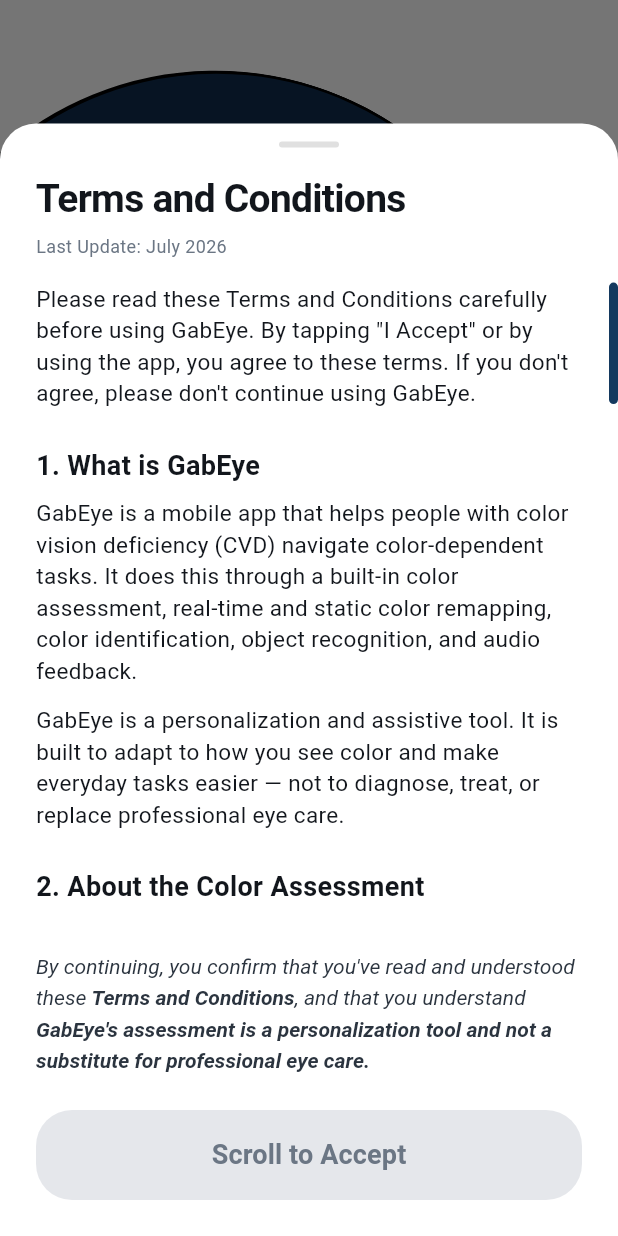
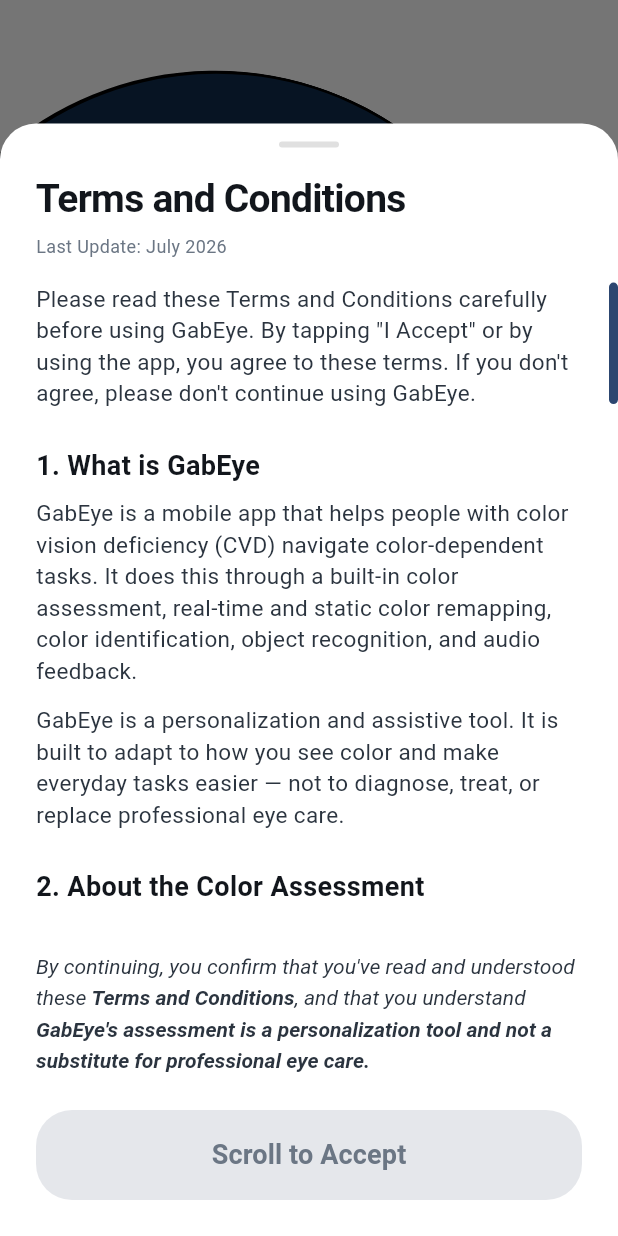
Before and after one commit to dinonIsaig/GabEye, a Flutter app: the screen it shows after launch, after a tap on "Get Started", on a phone screen of 412 x 824 dp. Run offline on Flutter 3.47's test engine with Material 3 defaults, Android fonts, the phone set to English and light mode, and no system bars; our stand-ins replace flutter_svg.

Commit message:
style: updating theme for dynamic mode

```diff
--- a/lib/core/theme/app_colors.dart
+++ b/lib/core/theme/app_colors.dart
@@ -5,11 +5,17 @@
 
   // Primary Brand Colors
   static const Color primaryColor   = Color(0xFF2C4670);
+
+  // Background Colors
+  static const Color lightMode = Color(0xFFFFFFFF);
   static const Color darkMode = Color(0xFF12161C);
 
   // Text Colors
-  static const Color textPrimary = Color(0xFF12161C);
-  static const Color textSecondary = Color(0xFF2B343F);
+  static const Color lightTextPrimary = Color(0xFF12161C);
+  static const Color lightTextSecondary = Color(0xFF2B343F);
+
+  static const Color darkTextPrimary = Color(0xFFF4F6F8);
+  static const Color darkTextSecondary = Color(0xFFCAD3DE);
 
   // Semantic Colors
   static const Color errorRed = Color(0xFFDC2626);
@@ -20,5 +26,10 @@
   static const Color disabledText = Color(0xFF6B7684);
 
   //Button Colors
-  static const Color primaryButton   = Color(0xFF14395F);
+  static const Color lightPrimaryButton   = Color(0xFF14395F);
+  static const Color darkPrimaryButton   = Color(0xFFB0C6D9);
+
+  //Button Text
+  static const Color lightSurface   = Color(0xFFFFFFFF);
+  static const Color darkSurface   = Color(0xFF1B222B);
 }
--- a/lib/core/theme/gabeye_theme.dart
+++ b/lib/core/theme/gabeye_theme.dart
@@ -5,22 +5,62 @@
 
 class GabEyeTheme {
 
-  static final ThemeData  lightTheme = ThemeData (
+  static final ThemeData lightTheme = ThemeData(
     brightness: Brightness.light,
-    scaffoldBackgroundColor: Color(0xFFFFFFFF),
+    scaffoldBackgroundColor: AppColors.lightSurface,
+    colorScheme: const ColorScheme.light(
+      primary: AppColors.primaryColor,
+      surface: AppColors.lightSurface,
+      onSurface: AppColors.lightTextPrimary,
+      onSurfaceVariant: AppColors.lightTextSecondary,
+      error: AppColors.errorRed,
+    ),
+    elevatedButtonTheme: ElevatedButtonThemeData(
+      style: ElevatedButton.styleFrom(
+        backgroundColor: AppColors.lightPrimaryButton,
+        foregroundColor: AppColors.lightSurface,
+        disabledBackgroundColor: AppColors.disabledButton,
+        disabledForegroundColor: AppColors.disabledText,
+      ),
+    ),
     textTheme: const TextTheme(
-      bodyMedium: TextStyle(color: Colors.black
-      )
-    )
+      bodyMedium: TextStyle(color: AppColors.lightTextPrimary),
+      bodyLarge: TextStyle(color: AppColors.lightTextPrimary),
+      titleLarge: TextStyle(color: AppColors.lightTextPrimary),
+      labelLarge: TextStyle(color: AppColors.lightTextPrimary),
+    ),
+    bottomSheetTheme: const BottomSheetThemeData(
+      backgroundColor: AppColors.lightSurface,
+    ),
   );
 
   static final ThemeData darkTheme = ThemeData(
     brightness: Brightness.dark,
     scaffoldBackgroundColor: AppColors.darkMode,
+    colorScheme: const ColorScheme.dark(
+      primary: AppColors.primaryColor,
+      surface: AppColors.darkMode,
+      onSurface: AppColors.darkTextPrimary,
+      onSurfaceVariant: AppColors.darkTextSecondary,
+      error: AppColors.errorRed,
+    ),
+    elevatedButtonTheme: ElevatedButtonThemeData(
+      style: ElevatedButton.styleFrom(
+        backgroundColor: AppColors.darkPrimaryButton,
+        foregroundColor: AppColors.darkSurface,
+        disabledBackgroundColor: AppColors.disabledButton,
+        disabledForegroundColor: AppColors.disabledText,
+      ),
+    ),
     textTheme: const TextTheme(
-      bodyMedium: TextStyle(color: Colors.white
-      )
-    )
+      bodyMedium: TextStyle(color: AppColors.darkTextPrimary),
+      bodyLarge: TextStyle(color: AppColors.darkTextPrimary),
+      titleLarge: TextStyle(color: AppColors.darkTextPrimary),
+      labelLarge: TextStyle(color: AppColors.darkTextPrimary),
+    ),
+    bottomSheetTheme: const BottomSheetThemeData(
+      backgroundColor: AppColors.darkMode,
+    ),
   );
 
 
--- a/lib/features/onboarding/screens/get_started_screen.dart
+++ b/lib/features/onboarding/screens/get_started_screen.dart
@@ -38,30 +38,30 @@
                   crossAxisAlignment: CrossAxisAlignment.start,
                   mainAxisAlignment: MainAxisAlignment.end,
                   children: [
-                    const Text(
+                    Text(
                       'Welcome to',
                       style: TextStyle(
                         fontSize: 18,
-                        color: Color(0xFF333333),
+                        color: Theme.of(context).colorScheme.onSurface,
                         fontWeight: FontWeight.w500,
                       ),
                     ),
                     const SizedBox(height: 2),
-                    const Text(
+                    Text(
                       'GabEye!',
                       style: TextStyle(
                         fontSize: 48,
                         fontWeight: FontWeight.w900,
-                        color: Color(0xFF111827),
+                        color: Theme.of(context).colorScheme.onSurface,
                         letterSpacing: -1.0,
                       ),
                     ),
                     const SizedBox(height: 5),
-                    const Text(
+                    Text(
                       "We don't just show you how colors look different — we shift them to make things easier to see.",
                       style: TextStyle(
                         fontSize: 16,
-                        color: Color(0xFF4B5563),
+                        color: Theme.of(context).colorScheme.onSurfaceVariant,
                         height: 1.5,
                       ),
                     ),
@@ -78,8 +78,6 @@
                   showTermsAndConditionsModal(context);
                 },
                 style: ElevatedButton.styleFrom(
-                  backgroundColor: const Color(0xFF193B61),
-                  foregroundColor: Colors.white,
                   elevation: 4,
                   shadowColor: Colors.black.withOpacity(0.3),
                   shape: RoundedRectangleBorder(
--- a/lib/features/onboarding/widgets/terms_and_conditions_modal.dart
+++ b/lib/features/onboarding/widgets/terms_and_conditions_modal.dart
@@ -60,12 +60,12 @@
               child: Column(
                 crossAxisAlignment: CrossAxisAlignment.start,
                 children: [
-                  const Text(
+                  Text(
                     'Terms and Conditions',
                     style: TextStyle(
                       fontSize: 26,
                       fontWeight: FontWeight.bold,
-                      color: AppColors.textPrimary,
+                      color: Theme.of(context).colorScheme.onSurface,
                       letterSpacing: -0.5,
                     ),
                   ),
@@ -84,7 +84,7 @@
               child: Theme(
                 data: Theme.of(context).copyWith(
                   scrollbarTheme: ScrollbarThemeData(
-                    thumbColor: WidgetStateProperty.all( AppColors.primaryButton),
+                    thumbColor: WidgetStateProperty.all(Theme.of(context).colorScheme.primary),
                     thickness: WidgetStateProperty.all(6),
                     radius: const Radius.circular(8),
                   ),
@@ -95,7 +95,7 @@
                   child: SingleChildScrollView(
                     controller: _scrollController,
                     padding: const EdgeInsets.symmetric(horizontal: 24.0),
-                    child: _buildTermsTextContent(),
+                    child: _buildTermsTextContent(context),
                   ),
                 ),
               ),
@@ -105,19 +105,19 @@
             Container(
               padding: const EdgeInsets.only(left: 24.0, right: 24.0, top: 16.0, bottom: 24.0),
               decoration: BoxDecoration(
-                color: Colors.white,
+                color: Theme.of(context).colorScheme.surface,
               ),
               child: Column(
                 children: [
                   RichText(
-                    text: const TextSpan(
+                    text: TextSpan(
                       style: TextStyle(
                         fontSize: 14,
                         fontStyle: FontStyle.italic,
-                        color: AppColors.textSecondary,
+                        color: Theme.of(context).colorScheme.onSurfaceVariant,
                         height: 1.5,
                       ),
-                      children: [
+                      children: const [
                           TextSpan(text: 'By continuing, you confirm that you\'ve read and understood these '),
                           TextSpan(text: 'Terms and Conditions', style: TextStyle(fontWeight: FontWeight.bold)),
                           TextSpan(text: ', and that you understand '),
@@ -135,10 +135,6 @@
                           }
                         : null,
                     style: ElevatedButton.styleFrom(
-                      backgroundColor: AppColors.primaryButton,
-                      disabledBackgroundColor: AppColors.disabledButton,
-                      disabledForegroundColor: AppColors.disabledText,
-                      foregroundColor: Colors.white,
                       elevation: _hasScrolledToBottom ? 4 : 0,
                       shape: RoundedRectangleBorder(
                         borderRadius: BorderRadius.circular(24),
@@ -159,42 +155,42 @@
     );
   }
 
-  Widget _buildTermsTextContent() {
-    const bodyStyle = TextStyle(
+  Widget _buildTermsTextContent(BuildContext context) {
+    final bodyStyle = TextStyle(
       fontSize: 15,
-      color: AppColors.textPrimary,
+      color: Theme.of(context).colorScheme.onSurfaceVariant,
     );
 
-    const headingStyle = TextStyle(
+    final headingStyle = TextStyle(
       fontSize: 18,
       fontWeight: FontWeight.bold,
-      color: AppColors.textPrimary,
+      color: Theme.of(context).colorScheme.onSurface,
       height: 1.5,
     );
 
     return Column(
       crossAxisAlignment: CrossAxisAlignment.start,
       children: [
-        const Text(
+        Text(
           'Please read these Terms and Conditions carefully before using GabEye. By tapping "I Accept" or by using the app, you agree to these terms. If you don\'t agree, please don\'t continue using GabEye.',
           style: bodyStyle,
         ),
         const SizedBox(height: 24),
 
-        const Text('1. What is GabEye', style: headingStyle),
+        Text('1. What is GabEye', style: headingStyle),
         const SizedBox(height: 8),
-        const Text(
+        Text(
           'GabEye is a mobile app that helps people with color vision deficiency (CVD) navigate color-dependent tasks. It does this through a built-in color assessment, real-time and static color remapping, color identification, object recognition, and audio feedback.',
           style: bodyStyle,
         ),
         const SizedBox(height: 12),
-        const Text(
+        Text(
           'GabEye is a personalization and assistive tool. It is built to adapt to how you see color and make everyday tasks easier — not to diagnose, treat, or replace professional eye care.',
           style: bodyStyle,
         ),
         const SizedBox(height: 24),
 
-        const Text('2. About the Color Assessment', style: headingStyle),
+        Text('2. About the Color Assessment', style: headingStyle),
         const SizedBox(height: 8),
         _buildBulletPoint('GabEye includes a digital version of the Farnsworth D-15 color arrangement test.', bodyStyle),
         _buildBulletPoint('This assessment is for app personalization only. It helps GabEye identify a likely color vision pattern (Protan, Deutan, or Tritan) so it can apply the right visual filters and settings for you.', bodyStyle),
@@ -203,9 +199,9 @@
         _buildBulletPoint('If your results suggest a color vision difference, or if you have any concerns about your vision, we encourage you to consult an eye specialist for a full assessment.', bodyStyle),
         const SizedBox(height: 24),
 
-        const Text('3. Using the Camera and Real-Time Features', style: headingStyle),
+        Text('3. Using the Camera and Real-Time Features', style: headingStyle),
         const SizedBox(height: 8),
-        const Text(
+        Text(
           'GabEye\'s real-time mode uses your device\'s camera to identify and remap colors as you move through your environment.',
           style: bodyStyle,
         ),
@@ -215,9 +211,9 @@
         _buildBulletPoint('Camera access is only used to power color identification, object recognition, and Daltonization while you\'re actively using these features.', bodyStyle),
         const SizedBox(height: 24),
 
-        const Text('4. Your Data and Privacy', style: headingStyle),
+        Text('4. Your Data and Privacy', style: headingStyle),
         const SizedBox(height: 8),
-        const Text(
+        Text(
           'We built GabEye to keep your information private and under your control.',
           style: bodyStyle,
         ),
@@ -228,9 +224,9 @@
         _buildBulletPoint('If you uninstall GabEye or clear its app data, your saved profile and settings will be permanently removed from your device.', bodyStyle),
         const SizedBox(height: 24),
 
-        const Text('5. What GabEye Can\'t Do', style: headingStyle),
+        Text('5. What GabEye Can\'t Do', style: headingStyle),
         const SizedBox(height: 8),
-        const Text(
+        Text(
           'While we\'ve built GabEye to be genuinely helpful, please keep the following in mind:',
           style: bodyStyle,
         ),
@@ -264,7 +260,7 @@
   showModalBottomSheet(
     context: context,
     isScrollControlled: true,
-    backgroundColor: Colors.white,
+    backgroundColor: Theme.of(context).colorScheme.surface,
     shape: const RoundedRectangleBorder(
       borderRadius: BorderRadius.vertical(top: Radius.circular(24.0)),
     ),
--- a/lib/main.dart
+++ b/lib/main.dart
@@ -18,7 +18,7 @@
 
       theme: GabEyeTheme.lightTheme,
       darkTheme: GabEyeTheme.darkTheme,
-      themeMode: ThemeMode.light,
+      themeMode: ThemeMode.light, // change this to lightTheme or Dark for ur preferred workspace
 
       initialRoute: AppRoutes.getStarted, // change this initial route so u can directly work on your screens
       routes: AppRoutes.getRoutes(),
```
